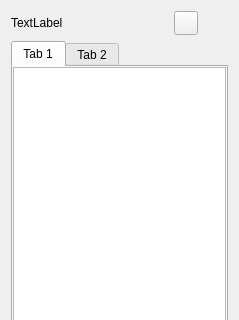
This is QVstart/QVstart.ui in HBACC0005240/QVstart as Qt 5 draws it before an edit; both pictures show x 0 to 239 and y 0 to 320 of the 239 by 530 pixel window. The edited form follows.
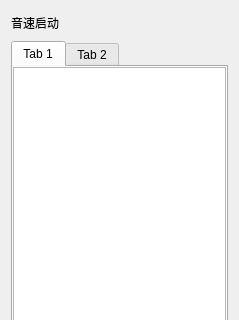
This is the edited form. Icons and pictures are not drawn.

```diff
--- a/QVstart/QVstart.ui
+++ b/QVstart/QVstart.ui
@@ -21,7 +21,7 @@
        <item>
         <widget class="QLabel" name="label_logo">
          <property name="text">
-          <string>TextLabel</string>
+          <string>音速启动</string>
          </property>
         </widget>
        </item>
@@ -77,11 +77,14 @@
            <height>24</height>
           </size>
          </property>
+         <property name="styleSheet">
+          <string notr="true">background-image: url(:/QVStart/Resources/max.png);</string>
+         </property>
          <property name="text">
           <string/>
          </property>
          <property name="flat">
-          <bool>false</bool>
+          <bool>true</bool>
          </property>
         </widget>
        </item>
```
Left out of the diff: 8 changed lines with no effect on the pictures.
